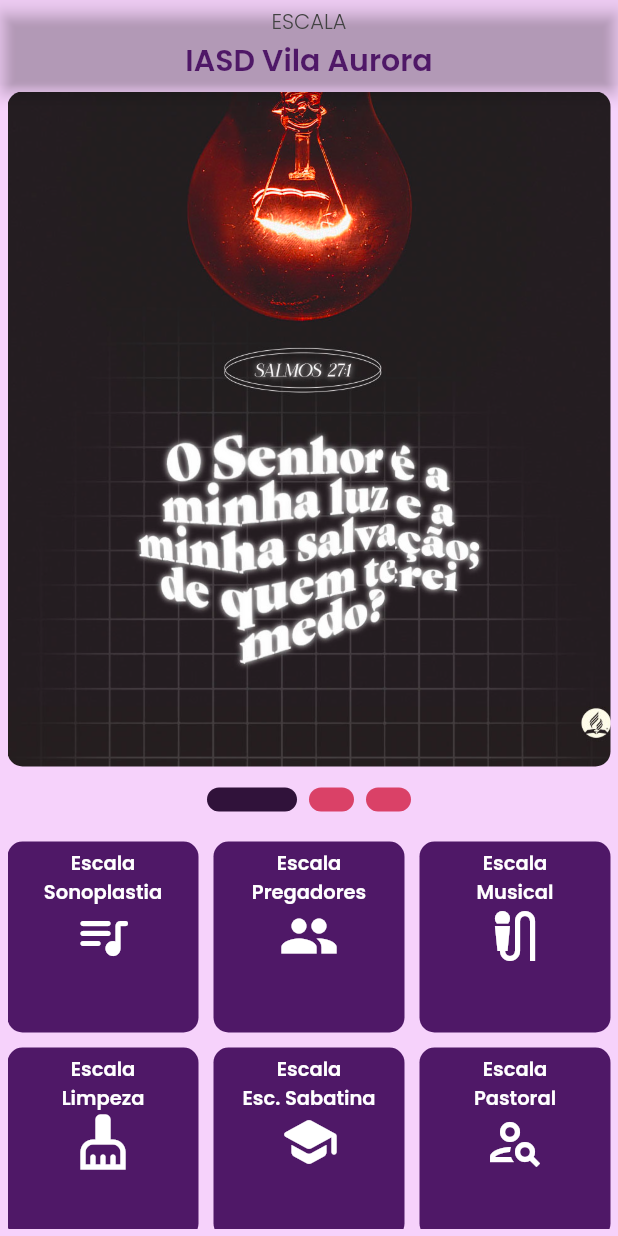
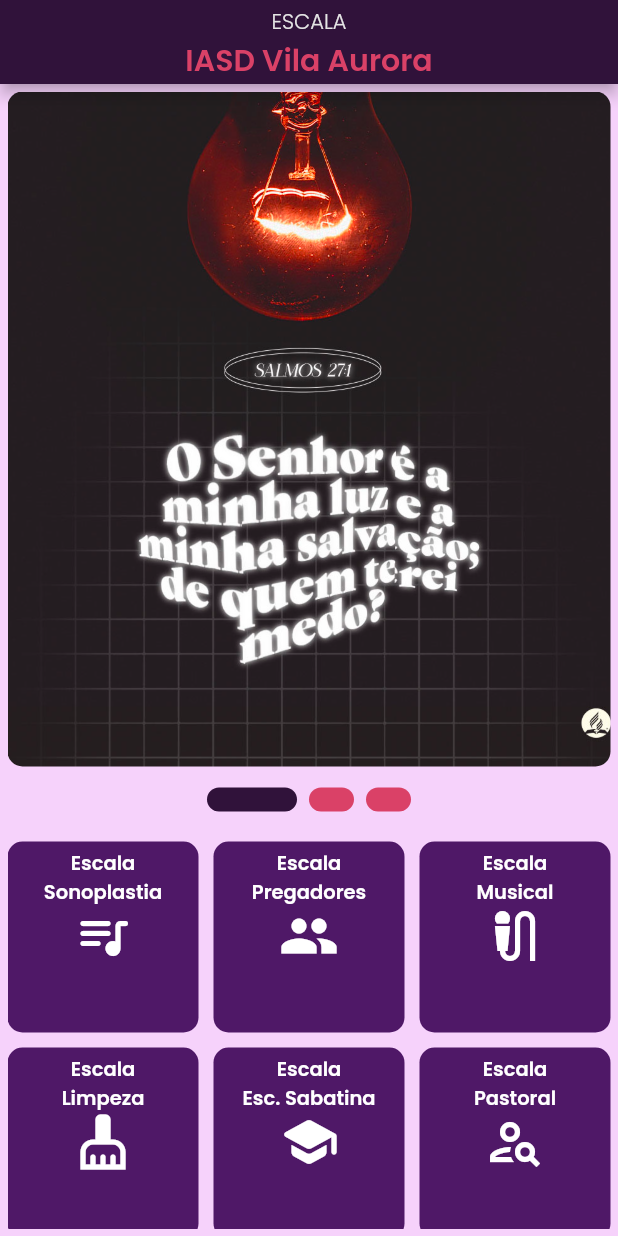
Before and after one commit to diegosilvaadv/escala-iasd-vilaaurora, a Flutter app: the HomePageWidget screen opened directly, on a phone screen of 412 x 824 dp. Run offline on Flutter 3.47's test engine with Material 2 defaults, Android fonts, the phone set to English and light mode, and no system bars; drawn by our look-alikes of auto_size_text, smooth_page_indicator; our stand-ins replace built_collection, built_value, cloud_firestore, firebase_auth, firebase_core, flutter_spinkit and 5 more; accounts and stored records are empty; generated files the repository leaves out were written again.

Commit message:
Updating to latest FlutterFlow output.

```diff
--- a/lib/home_page/home_page_widget.dart
+++ b/lib/home_page/home_page_widget.dart
@@ -28,14 +28,15 @@ class _HomePageWidgetState extends State<HomePageWidget> {
     return Scaffold(
       key: scaffoldKey,
       appBar: AppBar(
-        backgroundColor: Color(0x0030123A),
+        backgroundColor: Color(0xFF30123A),
         automaticallyImplyLeading: false,
         title: Column(
           mainAxisSize: MainAxisSize.max,
-          mainAxisAlignment: MainAxisAlignment.spaceEvenly,
-          crossAxisAlignment: CrossAxisAlignment.center,
+          crossAxisAlignment: CrossAxisAlignment.stretch,
           children: [
-            Padding(
+            Align(
+              alignment: AlignmentDirectional(0, 0),
+              child: Padding(
                 padding: EdgeInsetsDirectional.fromSTEB(0, 3, 0, 0),
                 child: Row(
                   mainAxisSize: MainAxisSize.max,
@@ -47,14 +48,17 @@ class _HomePageWidgetState extends State<HomePageWidget> {
                       textAlign: TextAlign.center,
                       style: FlutterFlowTheme.of(context).bodyText1.override(
                             fontFamily: 'Poppins',
-                          color: Color(0xFF424242),
+                            color: Color(0xFFE5E5E5),
                             fontWeight: FontWeight.w300,
                           ),
                     ),
                   ],
                 ),
               ),
-            Row(
+            ),
+            Align(
+              alignment: AlignmentDirectional(0, 0),
+              child: Row(
                 mainAxisSize: MainAxisSize.max,
                 mainAxisAlignment: MainAxisAlignment.spaceAround,
                 crossAxisAlignment: CrossAxisAlignment.center,
@@ -64,10 +68,11 @@ class _HomePageWidgetState extends State<HomePageWidget> {
                     textAlign: TextAlign.center,
                     style: FlutterFlowTheme.of(context).title3.override(
                           fontFamily: 'Poppins',
-                        color: Color(0xFF4F1867),
+                          color: Color(0xFFDA4167),
                         ),
                   ),
                 ],
+              ),
             ),
           ],
         ),
```
Lines whose indentation alone changed are shown as unchanged.
